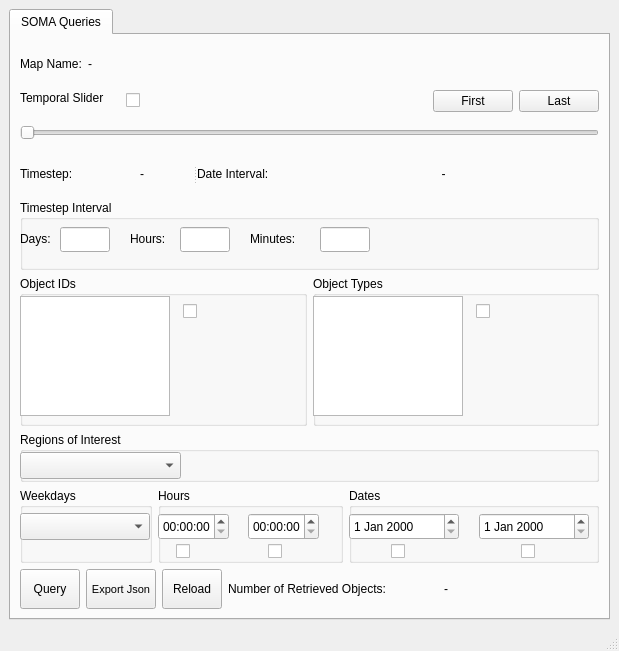
Old version of the form soma_visualizer/ui/mainwindow.ui in the repository strands-project/soma.
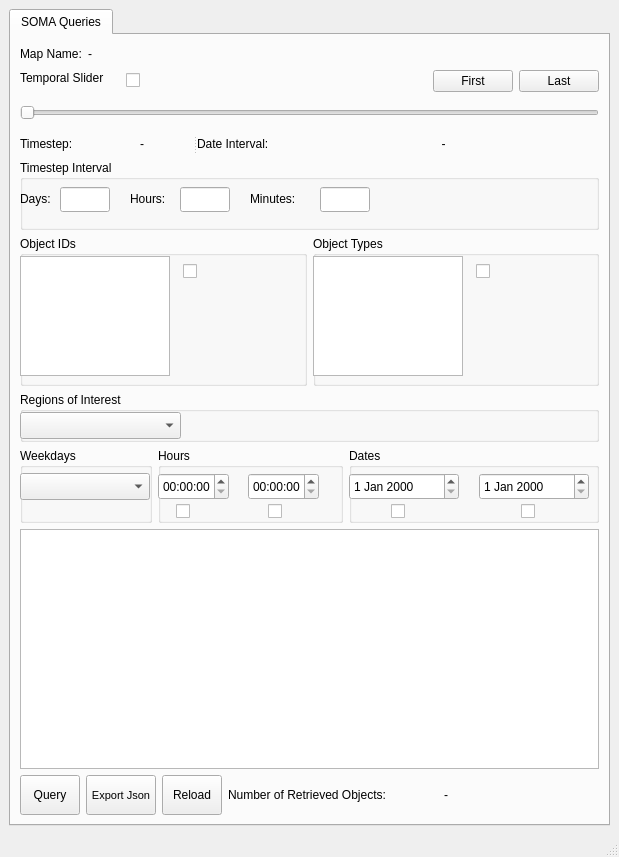
New version of the form.

Commit message: Various bug fixes in visualizer. Added object list table

```diff
--- a/soma_visualizer/ui/mainwindow.ui
+++ b/soma_visualizer/ui/mainwindow.ui
@@ -7,7 +7,7 @@
     <x>0</x>
     <y>0</y>
     <width>619</width>
-    <height>651</height>
+    <height>857</height>
    </rect>
   </property>
   <property name="windowTitle">
@@ -677,6 +677,16 @@
           </item>
          </layout>
         </item>
+        <item>
+         <widget class="QTableView" name="tableViewSomaObjects">
+          <property name="minimumSize">
+           <size>
+            <width>0</width>
+            <height>200</height>
+           </size>
+          </property>
+         </widget>
+        </item>
         <item>
          <layout class="QHBoxLayout" name="horizontalLayout_6">
           <item>
```
The commit also changes 7 other files.
